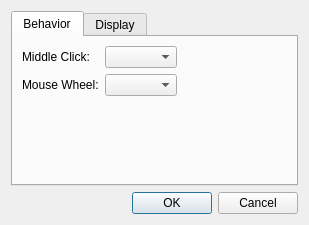
This is src/widgets/settings_dialog.ui in nikola-kocic/KIV as Qt 5 draws it before an edit. The edited form follows.
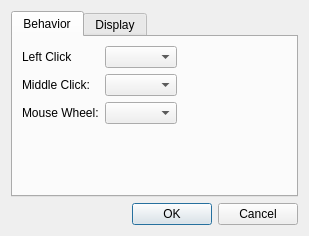
This is the edited form.

Commit message: Add option to change images with left button

Diff of the .ui file:
```diff
--- a/src/widgets/settings_dialog.ui
+++ b/src/widgets/settings_dialog.ui
@@ -7,7 +7,7 @@
     <x>0</x>
     <y>0</y>
     <width>309</width>
-    <height>203</height>
+    <height>236</height>
    </rect>
   </property>
   <property name="windowTitle">
@@ -26,14 +26,14 @@
       <layout class="QVBoxLayout" name="verticalLayout_2">
        <item>
         <layout class="QFormLayout" name="formLayout">
-         <item row="0" column="0">
+         <item row="1" column="0">
           <widget class="QLabel" name="label">
            <property name="text">
             <string>Middle Click:</string>
            </property>
           </widget>
          </item>
-         <item row="0" column="1">
+         <item row="1" column="1">
           <widget class="QComboBox" name="ddMiddleClick">
            <property name="sizePolicy">
             <sizepolicy hsizetype="Maximum" vsizetype="Fixed">
@@ -43,14 +43,14 @@
            </property>
           </widget>
          </item>
-         <item row="1" column="0">
+         <item row="2" column="0">
           <widget class="QLabel" name="label_2">
            <property name="text">
             <string>Mouse Wheel:</string>
            </property>
           </widget>
          </item>
-         <item row="1" column="1">
+         <item row="2" column="1">
           <widget class="QComboBox" name="ddWheel">
            <property name="sizePolicy">
             <sizepolicy hsizetype="Maximum" vsizetype="Fixed">
@@ -60,6 +60,23 @@
            </property>
           </widget>
          </item>
+         <item row="0" column="0">
+          <widget class="QLabel" name="label_leftClick">
+           <property name="text">
+            <string>Left Click</string>
+           </property>
+          </widget>
+         </item>
+         <item row="0" column="1">
+          <widget class="QComboBox" name="ddLeftClick">
+           <property name="sizePolicy">
+            <sizepolicy hsizetype="Maximum" vsizetype="Fixed">
+             <horstretch>0</horstretch>
+             <verstretch>0</verstretch>
+            </sizepolicy>
+           </property>
+          </widget>
+         </item>
         </layout>
        </item>
        <item>
```
The commit also changes 10 other files.
